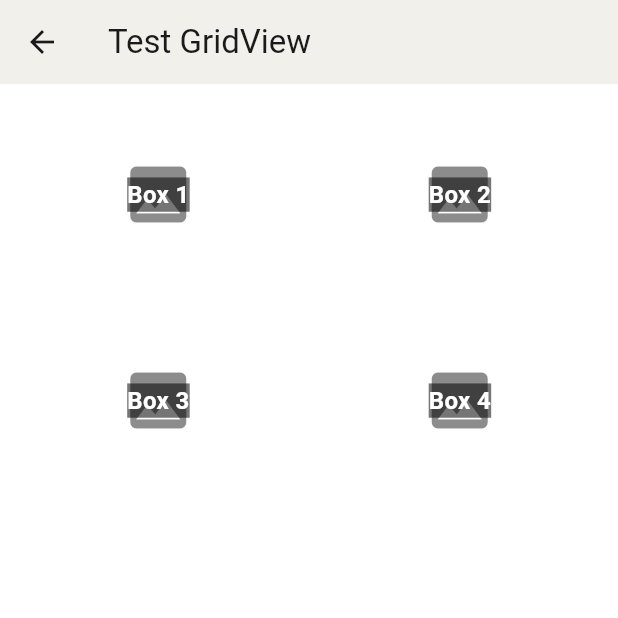
After one commit to leoQuin3/flutter-fortune-teller, a Flutter app: the Categories screen opened directly, on a phone screen of 412 x 824 dp, the top half of it. The commit adds this screen. Run offline on Flutter 3.47's test engine with Material 3 defaults, Android fonts, the phone set to English and light mode, and no system bars; our stand-ins replace cloud_firestore, firebase_auth, firebase_core, firebase_storage, flutter_riverpod, flutter_secure_storage and 8 more; accounts and stored records are empty; generated files the repository leaves out were written again.

Commit message:
Added categories.dart. Edited widget_primary_app_bar.dart.
Co-authored-by: JamesFurdui <JamesFurdui@users.noreply.github.com>

```diff
--- /dev/null
+++ b/lib/screens/general/categories.dart
@@ -0,0 +1,75 @@
+import 'package:flutter/material.dart';
+import 'package:flutter_riverpod/flutter_riverpod.dart';
+
+class Categories extends ConsumerStatefulWidget {
+  const Categories({super.key});
+
+  static const routeName = '/categoryPage';
+
+  @override
+  ConsumerState<Categories> createState() => _CategoriesState();
+}
+
+class _CategoriesState extends ConsumerState<Categories> {
+  final Map<int, bool> _hoverStates = {};
+
+  @override
+  Widget build(BuildContext context) {
+    return Scaffold(
+      appBar: AppBar(
+        title: Text('Test GridView'),
+      ),
+      body: GridView.builder(
+        gridDelegate: SliverGridDelegateWithFixedCrossAxisCount(
+          crossAxisCount: 2,
+          crossAxisSpacing: 10,
+          mainAxisSpacing: 10,
+          childAspectRatio: 1.5,
+        ),
+        padding: EdgeInsets.all(10),
+        itemCount: 4,
+        itemBuilder: (context, index) {
+          return MouseRegion(
+            onEnter: (_) => setState(() => _hoverStates[index] = true),
+            onExit: (_) => setState(() => _hoverStates[index] = false),
+            child: GestureDetector(
+              onTap: () {
+                if (index == 0) {
+                  Navigator.pushNamed(context, '/define screen');
+                } else if (index == 1) {
+                  Navigator.pushNamed(context, '/defineScreen2');
+                }
+              },
+              child: Stack(
+                alignment: Alignment.center,
+                children: [
+                  _hoverStates[index] == true
+                      ? Image.asset(
+                          'assets/gif${index + 1}.gif',
+                          fit: BoxFit.cover,
+                        )
+                      : Icon(
+                          Icons.image,
+                          size: 50,
+                          color: Colors.black45,
+                        ),
+                  Positioned(
+                    child: Text(
+                      'Box ${index + 1}',
+                      style: TextStyle(
+                        color: Colors.white,
+                        fontSize: 16,
+                        fontWeight: FontWeight.bold,
+                        backgroundColor: Colors.black54,
+                      ),
+                    ),
+                  ),
+                ],
+              ),
+            ),
+          );
+        },
+      ),
+    );
+  }
+}
--- a/lib/screens/general/screen_home.dart
+++ b/lib/screens/general/screen_home.dart
@@ -17,6 +17,7 @@ import 'dart:async';
 import 'package:csc322_starter_app/main.dart';
 import 'package:csc322_starter_app/models/fortune.dart';
 import 'package:csc322_starter_app/widgets/general/text_bubble.dart';
+import 'package:csc322_starter_app/widgets/navigation/widget_primary_app_bar.dart';
 import 'package:font_awesome_flutter/font_awesome_flutter.dart';
 import 'package:flutter_riverpod/flutter_riverpod.dart';
 import 'package:flutter/material.dart';
```
Also changed, not shown: lib/widgets/navigation/widget_primary_app_bar.dart (+20 -6 lines).
